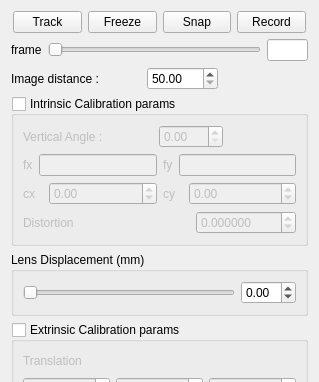
The window that IbisLib/gui/cameraobjectsettingswidget.ui (IbisNeuronav/Ibis) describes before a commit, drawn with Qt 5; both pictures show x 0 to 319 and y 0 to 382 of the 319 by 883 pixel window.
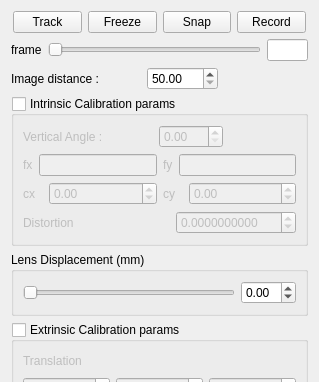
The same window after the commit.

Commit message: Modified CameraObjectSettings widget so that it is not updated everytime a new image comes in but only when params that appear on the GUI change. CameraObject has a new signal ParamsModified that can be monitored for that instead of Modified.

```diff
--- a/IbisLib/gui/cameraobjectsettingswidget.ui
+++ b/IbisLib/gui/cameraobjectsettingswidget.ui
@@ -359,18 +359,18 @@
          <widget class="QDoubleSpinBox" name="distortionSpinBox">
           <property name="maximumSize">
            <size>
-            <width>100</width>
+            <width>120</width>
             <height>16777215</height>
            </size>
           </property>
           <property name="decimals">
-           <number>6</number>
+           <number>10</number>
           </property>
           <property name="minimum">
-           <double>-50.000000000000000</double>
+           <double>-1.000000000000000</double>
           </property>
           <property name="maximum">
-           <double>50.000000000000000</double>
+           <double>1.000000000000000</double>
           </property>
           <property name="singleStep">
            <double>0.010000000000000</double>
```
Left out of the diff: 8 changed lines with no effect on the pictures. The commit also changes 4 other files.
